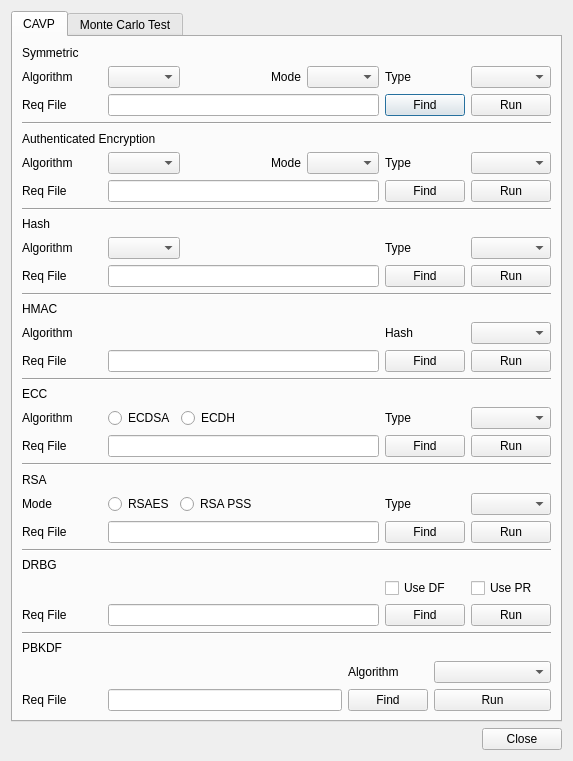
Old version of the form BerEditor/cavp_dlg.ui in the repository jykim74/BerEditor.
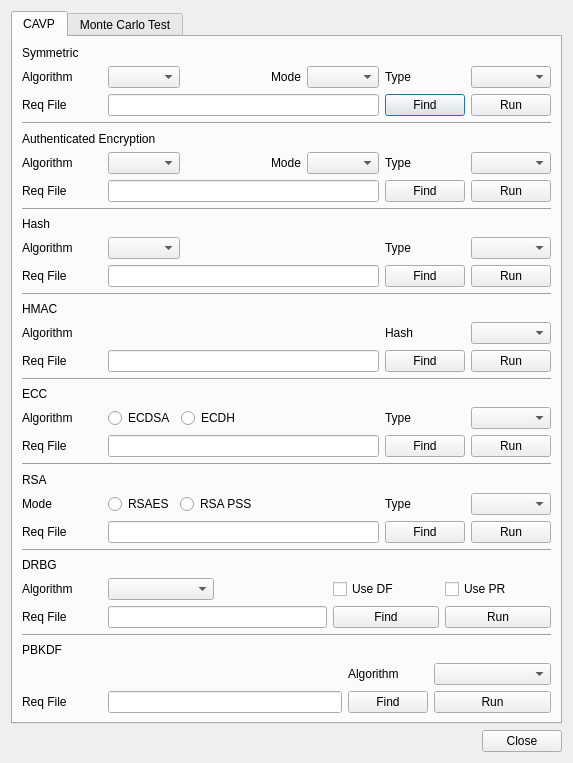
New version of the form. The open tabs and pages were chosen to show the change.

Commit message: DRBG Test 추가

The edit to the form file:
```diff
--- a/BerEditor/cavp_dlg.ui
+++ b/BerEditor/cavp_dlg.ui
@@ -558,63 +558,66 @@
        </item>
        <item>
         <layout class="QGridLayout" name="gridLayout_8">
-         <item row="1" column="0">
-          <widget class="QLabel" name="label_23">
-           <property name="minimumSize">
-            <size>
-             <width>80</width>
-             <height>0</height>
-            </size>
-           </property>
-           <property name="text">
-            <string>Req File</string>
-           </property>
-          </widget>
-         </item>
-         <item row="1" column="3">
+         <item row="1" column="4">
           <widget class="QPushButton" name="mDRBGRunBtn">
            <property name="text">
             <string>Run</string>
            </property>
           </widget>
          </item>
-         <item row="1" column="2">
+         <item row="0" column="1">
+          <widget class="QComboBox" name="mDRBGAlgCombo"/>
+         </item>
+         <item row="0" column="4">
+          <widget class="QCheckBox" name="mDRBGUsePRCheck">
+           <property name="text">
+            <string>Use PR</string>
+           </property>
+          </widget>
+         </item>
+         <item row="1" column="3">
           <widget class="QPushButton" name="mDRBGFindBtn">
            <property name="text">
             <string>Find</string>
            </property>
           </widget>
          </item>
-         <item row="0" column="2">
+         <item row="0" column="3">
           <widget class="QCheckBox" name="mDRBGUseDFCheck">
            <property name="text">
             <string>Use DF</string>
            </property>
           </widget>
          </item>
-         <item row="0" column="3">
-          <widget class="QCheckBox" name="mDRBGUsePRCheck">
+         <item row="0" column="0">
+          <widget class="QLabel" name="label_50">
            <property name="text">
-            <string>Use PR</string>
+            <string>Algorithm</string>
            </property>
           </widget>
          </item>
-         <item row="1" column="1">
+         <item row="1" column="0">
+          <widget class="QLabel" name="label_23">
+           <property name="minimumSize">
+            <size>
+             <width>80</width>
+             <height>0</height>
+            </size>
+           </property>
+           <property name="maximumSize">
+            <size>
+             <width>80</width>
+             <height>16777215</height>
+            </size>
+           </property>
+           <property name="text">
+            <string>Req File</string>
+           </property>
+          </widget>
+         </item>
+         <item row="1" column="1" colspan="2">
           <widget class="QLineEdit" name="mDRBGReqFileText"/>
          </item>
-         <item row="0" column="0" colspan="2">
-          <spacer name="horizontalSpacer_6">
-           <property name="orientation">
-            <enum>Qt::Horizontal</enum>
-           </property>
-           <property name="sizeHint" stdset="0">
-            <size>
-             <width>40</width>
-             <height>20</height>
-            </size>
-           </property>
-          </spacer>
-         </item>
         </layout>
        </item>
        <item>
```
Left out of the diff: 2 changed lines with no effect on the pictures. The commit also changes 4 other files.
